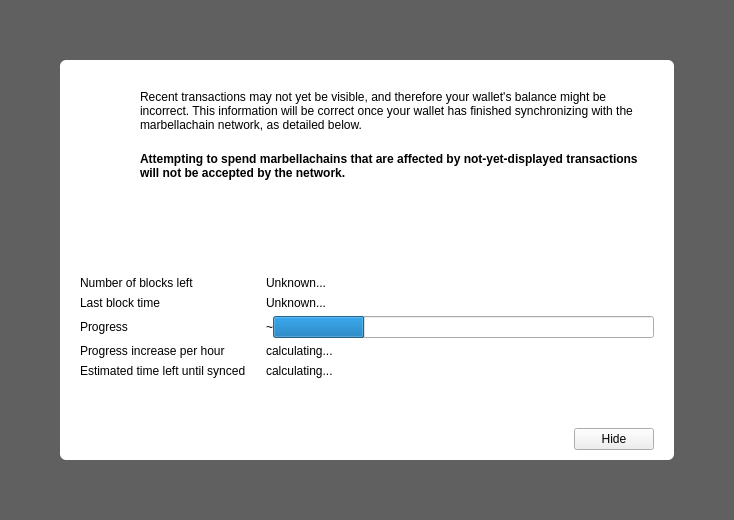
Before: the Qt Designer form src/qt/forms/modaloverlay.ui in MIQUEIASGAMA/mchain, drawn with Qt 5.
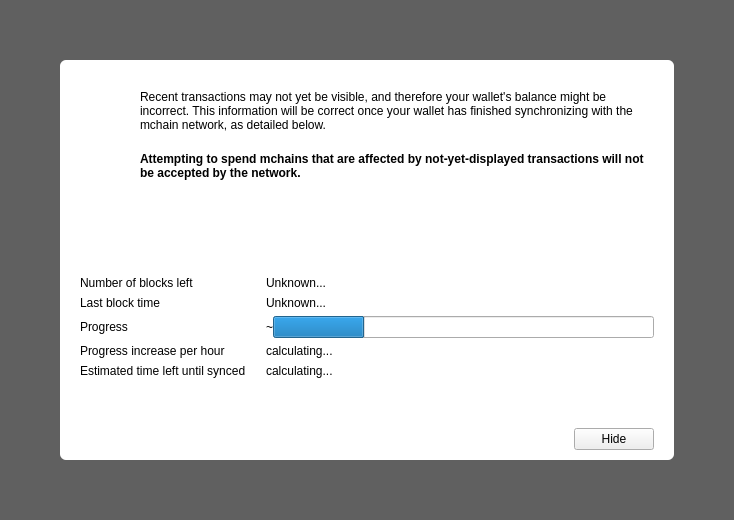
After: the same form once the commit is applied. Icons and pictures are not drawn. Custom widgets are drawn as their Qt base class.

```diff
--- a/src/qt/forms/modaloverlay.ui
+++ b/src/qt/forms/modaloverlay.ui
@@ -150,7 +150,7 @@
                  <item>
                   <widget class="QLabel" name="infoText">
                    <property name="text">
-                    <string>Recent transactions may not yet be visible, and therefore your wallet's balance might be incorrect. This information will be correct once your wallet has finished synchronizing with the marbellachain network, as detailed below.</string>
+                    <string>Recent transactions may not yet be visible, and therefore your wallet's balance might be incorrect. This information will be correct once your wallet has finished synchronizing with the mchain network, as detailed below.</string>
                    </property>
                    <property name="textFormat">
                     <enum>Qt::RichText</enum>
@@ -169,7 +169,7 @@
                     </font>
                    </property>
                    <property name="text">
-                    <string>Attempting to spend marbellachains that are affected by not-yet-displayed transactions will not be accepted by the network.</string>
+                    <string>Attempting to spend mchains that are affected by not-yet-displayed transactions will not be accepted by the network.</string>
                    </property>
                    <property name="textFormat">
                     <enum>Qt::RichText</enum>
```
